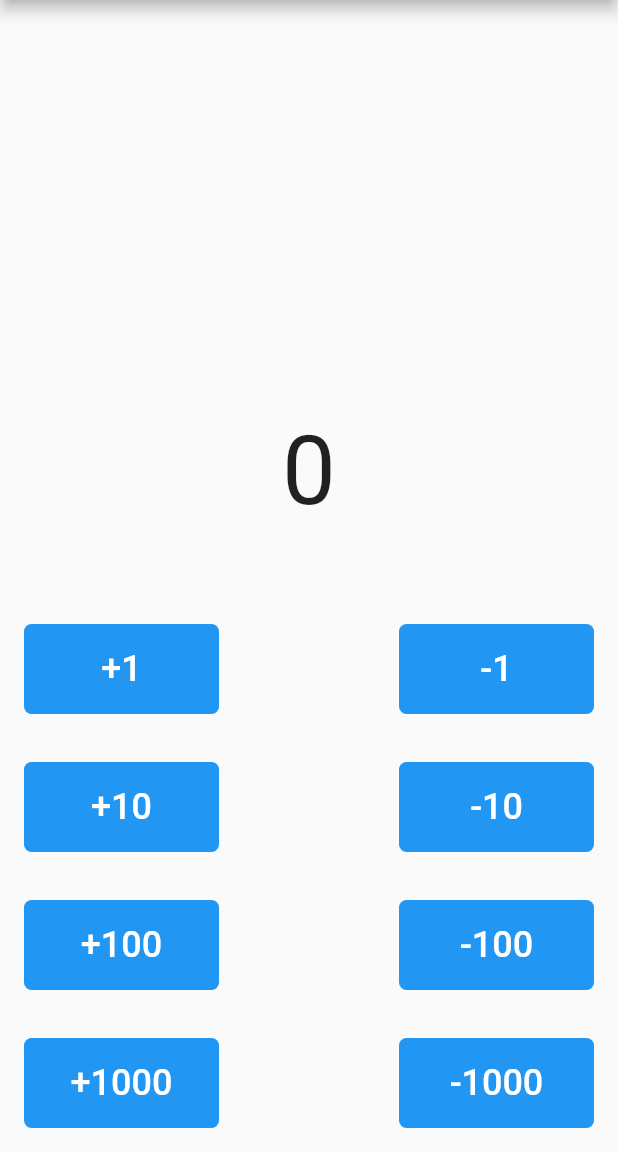
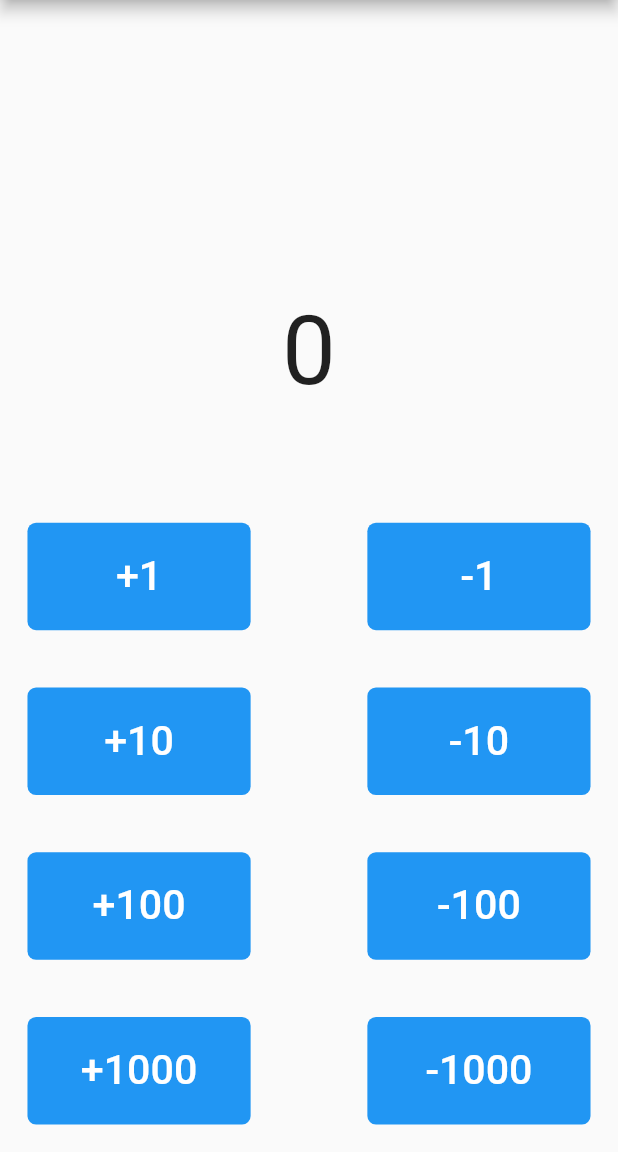
Before and after one commit to Vladushik/counter_pro, a Flutter app: the screen it shows after launch, on a phone screen of 412 x 824 dp, the part 84-1236 px from its top. Run offline on Flutter 3.47's test engine with Material 2 defaults, Android fonts, the phone set to English and light mode, and no system bars; our stand-ins replace flutter_bloc, flutter_screenutil.

Commit message:
Implement responsive

```diff
--- a/lib/core/widgets/big_button.dart
+++ b/lib/core/widgets/big_button.dart
@@ -1,5 +1,6 @@
 import 'package:counter_pro/core/resources/resources.dart';
 import 'package:flutter/material.dart';
+import 'package:flutter_screenutil/flutter_screenutil.dart';
 
 class BigButton extends StatelessWidget {
   const BigButton({
@@ -12,21 +13,19 @@ class BigButton extends StatelessWidget {
   @override
   Widget build(BuildContext context) {
     return SizedBox(
-      width: 130,
-      height: 60,
+      width: 130.w,
+      height: 60.h,
       child: ElevatedButton(
         onPressed: onPressed,
         child: Text(
           text,
-          style: const TextStyle(
-            fontSize: 24,
-          ),
+          style: TextStyle(fontSize: 24.sp),
         ),
         style: ElevatedButton.styleFrom(
           elevation: 0,
           primary: ColorsApp.primaryColor,
           shape: RoundedRectangleBorder(
-            borderRadius: BorderRadius.circular(5),
+            borderRadius: BorderRadius.circular(5.r),
           ),
         ),
       ),
--- a/lib/features/counter/presentation/pages/counter_page.dart
+++ b/lib/features/counter/presentation/pages/counter_page.dart
@@ -2,6 +2,7 @@ import 'package:counter_pro/core/widgets/big_button.dart';
 import 'package:counter_pro/features/counter/presentation/bloc/counter_bloc.dart';
 import 'package:flutter/material.dart';
 import 'package:flutter_bloc/flutter_bloc.dart';
+import 'package:flutter_screenutil/flutter_screenutil.dart';
 
 class CounterPage extends StatelessWidget {
   const CounterPage({Key? key}) : super(key: key);
@@ -34,7 +35,7 @@ class CounterView extends StatelessWidget {
       ),
       body: SafeArea(
         child: Padding(
-          padding: const EdgeInsets.all(16),
+          padding: EdgeInsets.all(16.r),
           child: Column(
             mainAxisAlignment: MainAxisAlignment.end,
             children: [
@@ -43,7 +44,7 @@ class CounterView extends StatelessWidget {
                   return Text('$state', style: const TextStyle(fontSize: 64));
                 },
               ),
-              const SizedBox(height: 64),
+              SizedBox(height: 64.h),
               Row(
                 mainAxisAlignment: MainAxisAlignment.spaceBetween,
                 children: [
@@ -61,7 +62,7 @@ class CounterView extends StatelessWidget {
                   ),
                 ],
               ),
-              const SizedBox(height: 32),
+              SizedBox(height: 32.h),
               Row(
                 mainAxisAlignment: MainAxisAlignment.spaceBetween,
                 children: [
@@ -79,7 +80,7 @@ class CounterView extends StatelessWidget {
                   ),
                 ],
               ),
-              const SizedBox(height: 32),
+              SizedBox(height: 32.h),
               Row(
                 mainAxisAlignment: MainAxisAlignment.spaceBetween,
                 children: [
@@ -97,7 +98,7 @@ class CounterView extends StatelessWidget {
                   ),
                 ],
               ),
-              const SizedBox(height: 32),
+              SizedBox(height: 32.h),
               Row(
                 mainAxisAlignment: MainAxisAlignment.spaceBetween,
                 children: [
--- a/lib/main.dart
+++ b/lib/main.dart
@@ -1,5 +1,6 @@
 import 'package:counter_pro/features/counter/presentation/pages/counter_page.dart';
 import 'package:flutter/material.dart';
+import 'package:flutter_screenutil/flutter_screenutil.dart';
 
 import 'core/app_themes.dart';
 
@@ -9,15 +10,19 @@ void main() {
 
 class MyApp extends StatelessWidget {
   const MyApp({Key? key}) : super(key: key);
+
   @override
   Widget build(BuildContext context) {
-    return MaterialApp(
+    return ScreenUtilInit(
+      builder: () => MaterialApp(
         debugShowCheckedModeBanner: false,
         title: 'CounterPro',
         themeMode: ThemeMode.system,
         theme: AppThemes.lightTheme,
         darkTheme: AppThemes.darkTheme,
         home: const CounterPage(),
+      ),
+      designSize: const Size(360, 690),
     );
   }
 }
--- a/pubspec.yaml
+++ b/pubspec.yaml
@@ -13,7 +13,7 @@ dependencies:
     sdk: flutter
   cupertino_icons: ^1.0.2
 
-
+  flutter_screenutil: 5.0.0+2
 
 
 
```
Also changed, not shown: pubspec.lock, 1 other file. Lines whose indentation alone changed are shown as unchanged.
